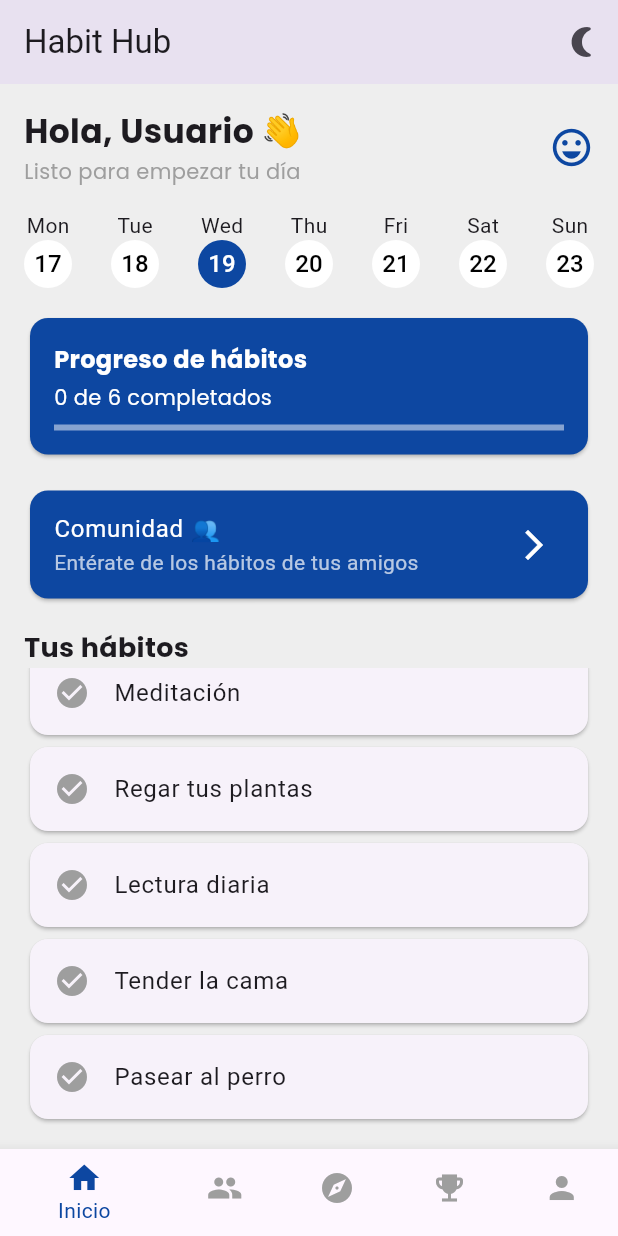
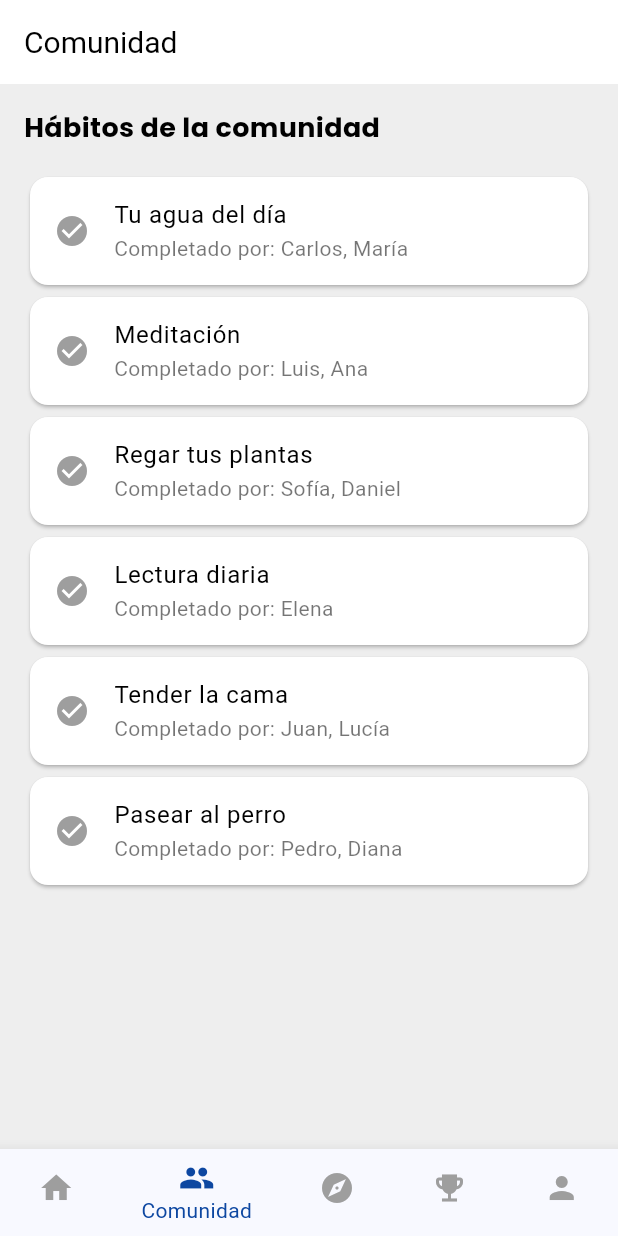
Before and after one commit to victortelles/Habit-Hub, a Flutter app: the screen it shows after launch, scrolled down 79 dp, after a tap on "Comunidad 👥", on a phone screen of 412 x 824 dp. Run offline on Flutter 3.47's test engine with Material 3 defaults, Android fonts, the phone set to English and light mode, and no system bars; our stand-ins replace google_fonts.

Commit message:
Dark mode and navigation fixes

```diff
--- /dev/null
+++ b/lib/screens/community.dart
@@ -0,0 +1,96 @@
+import 'package:flutter/material.dart';
+import 'package:google_fonts/google_fonts.dart';
+import 'home.dart';
+import '../widgets/nav_bar.dart';
+
+class CommunityScreen extends StatefulWidget {
+  final Map<String, bool> habitStatus;
+  final bool isDarkMode;
+
+  CommunityScreen({required this.habitStatus, required this.isDarkMode});
+
+  @override
+  _CommunityScreenState createState() => _CommunityScreenState();
+}
+
+class _CommunityScreenState extends State<CommunityScreen> {
+  final Map<String, List<String>> friendsProgress = {
+    "Tu agua del día": ["Carlos", "María"],
+    "Meditación": ["Luis", "Ana"],
+    "Regar tus plantas": ["Sofía", "Daniel"],
+    "Lectura diaria": ["Elena"],
+    "Tender la cama": ["Juan", "Lucía"],
+    "Pasear al perro": ["Pedro", "Diana"]
+  };
+
+  int _selectedIndex = 1;
+
+  void _onItemTapped(int index) {
+    if (index == 0) {
+      Navigator.push(
+        context,
+        MaterialPageRoute(
+          builder: (context) => HomeScreen(
+          ),
+        ),
+      );
+    } else {
+      setState(() {
+        _selectedIndex = index;
+      });
+    }
+  }
+
+  @override
+  Widget build(BuildContext context) {
+    return Scaffold(
+      backgroundColor: widget.isDarkMode ? Colors.black : Colors.grey[200],
+      appBar: AppBar(
+        automaticallyImplyLeading: false,
+        title: Text("Comunidad"),
+        titleTextStyle: TextStyle(color: widget.isDarkMode ? Colors.white : Colors.black, fontSize: 20),
+        backgroundColor: widget.isDarkMode ? Colors.grey[900] : Colors.white,
+      ),
+      body: Padding(
+        padding: const EdgeInsets.all(16.0),
+        child: Column(
+          crossAxisAlignment: CrossAxisAlignment.start,
+          children: [
+            Text("Hábitos de la comunidad",
+                style: GoogleFonts.poppins(
+                    fontSize: 18, fontWeight: FontWeight.bold, color: widget.isDarkMode ? Colors.white : Colors.black)),
+            SizedBox(height: 16),
+            Expanded(
+              child: ListView.builder(
+                itemCount: widget.habitStatus.keys.length,
+                itemBuilder: (context, index) {
+                  String habit = widget.habitStatus.keys.elementAt(index);
+                  bool isCompleted = widget.habitStatus[habit] ?? false;
+                  List<String> friends = friendsProgress[habit] ?? [];
+                  return Card(
+                    color: widget.isDarkMode ? Colors.grey[800] : Colors.white,
+                    child: ListTile(
+                      title: Text(habit, style: TextStyle(color: widget.isDarkMode ? Colors.white : Colors.black)),
+                      subtitle: Text(
+                        friends.isNotEmpty ? "Completado por: ${friends.join(", ")}" : "Aún nadie lo ha completado",
+                        style: TextStyle(color: widget.isDarkMode ? Colors.white70 : Colors.black54),
+                      ),
+                      leading: Icon(
+                        Icons.check_circle,
+                        color: isCompleted ? Colors.blue.shade900 : Colors.grey,
+                      ),
+                    ),
+                  );
+                },
+              ),
+            ),
+          ],
+        ),
+      ),
+      bottomNavigationBar: BottomNavBar(
+        selectedIndex: _selectedIndex,
+        onItemTapped: _onItemTapped,
+      ),
+    );
+  }
+}
--- a/lib/screens/home.dart
+++ b/lib/screens/home.dart
@@ -1,6 +1,8 @@
 import 'package:flutter/material.dart';
 import 'package:google_fonts/google_fonts.dart';
 import 'package:intl/intl.dart';
+import 'community.dart';
+import '../widgets/nav_bar.dart'; // Importar el archivo con el BottomNavBar
 
 class HomeScreen extends StatefulWidget {
   @override
@@ -21,22 +23,34 @@ class _HomeScreenState extends State<HomeScreen> {
   int _selectedIndex = 0;
 
   void _onItemTapped(int index) {
+    if (index == 1) {
+      Navigator.push(
+        context,
+        MaterialPageRoute(
+          builder: (context) => CommunityScreen(
+            habitStatus: habitStatus,
+            isDarkMode: isDarkMode,
+          ),
+        ),
+      );
+    } else {
       setState(() {
         _selectedIndex = index;
       });
     }
+  }
 
   @override
   Widget build(BuildContext context) {
-    return MaterialApp(
-      theme: isDarkMode ? ThemeData.dark() : ThemeData.light(),
-      home: Scaffold(
+    return Scaffold(
       backgroundColor: isDarkMode ? Colors.black : Colors.grey[200],
       appBar: AppBar(
+        automaticallyImplyLeading: false,
         title: Text("Habit Hub"),
+        titleTextStyle: TextStyle(color: isDarkMode ? Colors.white : Colors.black, fontSize: 20),
         actions: [
           IconButton(
-              icon: Icon(isDarkMode ? Icons.wb_sunny : Icons.nightlight_round),
+            icon: Icon(isDarkMode ? Icons.wb_sunny : Icons.nightlight_round, color: Colors.white),
             onPressed: () {
               setState(() {
                 isDarkMode = !isDarkMode;
@@ -44,6 +58,7 @@ class _HomeScreenState extends State<HomeScreen> {
             },
           )
         ],
+        backgroundColor: isDarkMode ? Colors.black : Colors.grey[200],
       ),
       body: SafeArea(
         child: Padding(
@@ -57,42 +72,17 @@ class _HomeScreenState extends State<HomeScreen> {
               SizedBox(height: 16),
               _buildProgressCard(context),
               SizedBox(height: 16),
-                _buildComunity(context),
+              _buildCommunity(context),
               SizedBox(height: 16),
-                Text("Tus hábitos", style: GoogleFonts.poppins(fontSize: 18, fontWeight: FontWeight.bold)),
+              Text("Tus hábitos", style: GoogleFonts.poppins(fontSize: 18, fontWeight: FontWeight.bold, color: isDarkMode ? Colors.white : Colors.black)),
               Expanded(child: _buildHabitsList(context)),
             ],
           ),
         ),
       ),
-        bottomNavigationBar: BottomNavigationBar(
-          items: const <BottomNavigationBarItem>[
-            BottomNavigationBarItem(
-              icon: Icon(Icons.home),
-              label: "Inicio",
-            ),
-            BottomNavigationBarItem(
-              icon: Icon(Icons.group),
-              label: "Comunidad",
-            ),
-            BottomNavigationBarItem(
-              icon: Icon(Icons.explore),
-              label: "Explorar",
-            ),
-            BottomNavigationBarItem(
-              icon: Icon(Icons.emoji_events),
-              label: "Actividad",
-            ),
-            BottomNavigationBarItem(
-              icon: Icon(Icons.person),
-              label: "Mi perfil",
-            ),
-          ],
-          currentIndex: _selectedIndex,
-          selectedItemColor: Colors.blue.shade900,
-          unselectedItemColor: Colors.grey,
-          onTap: _onItemTapped,
-        ),
+      bottomNavigationBar: BottomNavBar(
+        selectedIndex: _selectedIndex,
+        onItemTapped: _onItemTapped,
       ),
     );
   }
@@ -109,6 +99,7 @@ class _HomeScreenState extends State<HomeScreen> {
               style: GoogleFonts.poppins(
                 fontSize: 22,
                 fontWeight: FontWeight.bold,
+                color: isDarkMode ? Colors.white : Colors.black,
               ),
             ),
             Text("Listo para empezar tu día",
@@ -128,7 +119,7 @@ class _HomeScreenState extends State<HomeScreen> {
       DateTime date = today.subtract(Duration(days: today.weekday - 1)).add(Duration(days: index));
       return Column(
         children: [
-          Text(DateFormat('E').format(date)),
+          Text(DateFormat('E').format(date), style: TextStyle(color: isDarkMode ? Colors.white : Colors.black)),
           CircleAvatar(
             radius: 16,
             backgroundColor: index == today.weekday - 1 ? Colors.blue.shade900 : Colors.white,
@@ -180,10 +171,18 @@ class _HomeScreenState extends State<HomeScreen> {
     );
   }
 
-  Widget _buildComunity(BuildContext context) {
+  Widget _buildCommunity(BuildContext context) {
   return GestureDetector(
     onTap: () {
-        print("Comunidad presionada");
+      Navigator.push(
+        context,
+        MaterialPageRoute(
+          builder: (context) => CommunityScreen(
+            habitStatus: habitStatus,
+            isDarkMode: isDarkMode,
+          ),
+        ),
+      );
     },
     child: Card(
       color: Colors.blue.shade900,
@@ -197,6 +196,7 @@ class _HomeScreenState extends State<HomeScreen> {
   );
 }
 
+
   Widget _buildHabitsList(BuildContext context) {
     return ListView(
       children: habitStatus.keys.map((habit) => GestureDetector(
@@ -206,8 +206,9 @@ class _HomeScreenState extends State<HomeScreen> {
               });
             },
             child: Card(
+              color: isDarkMode ? Colors.grey.shade800 : Colors.grey.shade300,
               child: ListTile(
-                title: Text(habit),
+                title: Text(habit), textColor: isDarkMode ? Colors.white : Colors.black,
                 leading: Icon(
                   Icons.check_circle,
                   color: habitStatus[habit]! ? Colors.blue.shade900 : Colors.grey,
--- /dev/null
+++ b/lib/widgets/nav_bar.dart
@@ -0,0 +1,40 @@
+import 'package:flutter/material.dart';
+
+class BottomNavBar extends StatelessWidget {
+  final int selectedIndex;
+  final Function(int) onItemTapped;
+
+  BottomNavBar({required this.selectedIndex, required this.onItemTapped});
+
+  @override
+  Widget build(BuildContext context) {
+    return BottomNavigationBar(
+      items: const <BottomNavigationBarItem>[
+        BottomNavigationBarItem(
+          icon: Icon(Icons.home),
+          label: "Inicio",
+        ),
+        BottomNavigationBarItem(
+          icon: Icon(Icons.group),
+          label: "Comunidad",
+        ),
+        BottomNavigationBarItem(
+          icon: Icon(Icons.explore),
+          label: "Explorar",
+        ),
+        BottomNavigationBarItem(
+          icon: Icon(Icons.emoji_events),
+          label: "Actividad",
+        ),
+        BottomNavigationBarItem(
+          icon: Icon(Icons.person),
+          label: "Mi perfil",
+        ),
+      ],
+      currentIndex: selectedIndex,
+      selectedItemColor: Colors.blue.shade900,
+      unselectedItemColor: Colors.grey,
+      onTap: onItemTapped,
+    );
+  }
+}
```
Also changed, not shown: 4 other files. Lines whose indentation alone changed are shown as unchanged.
